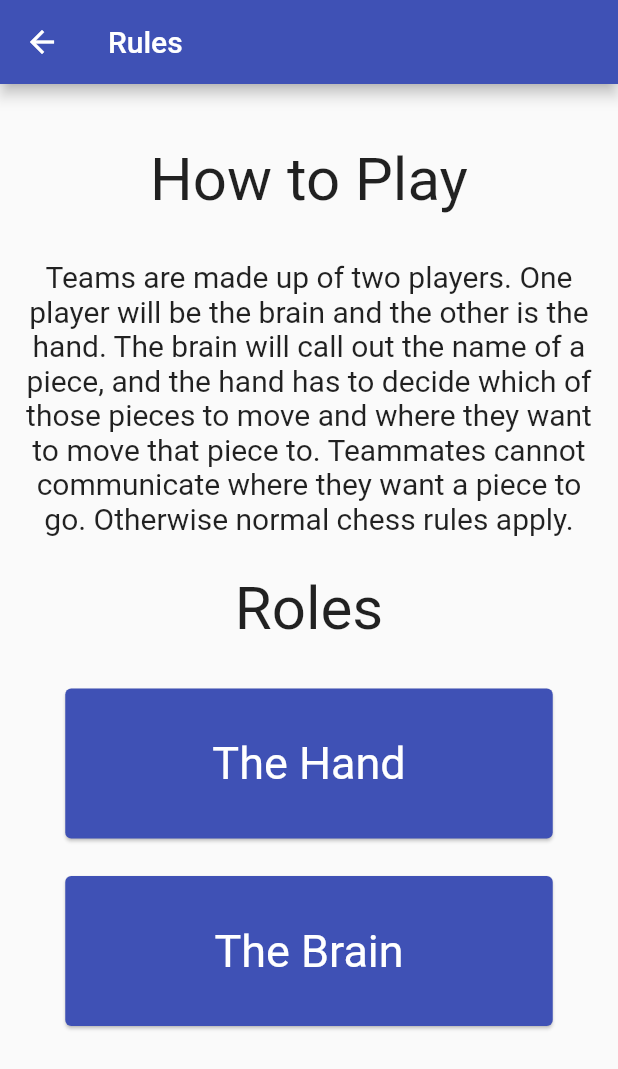
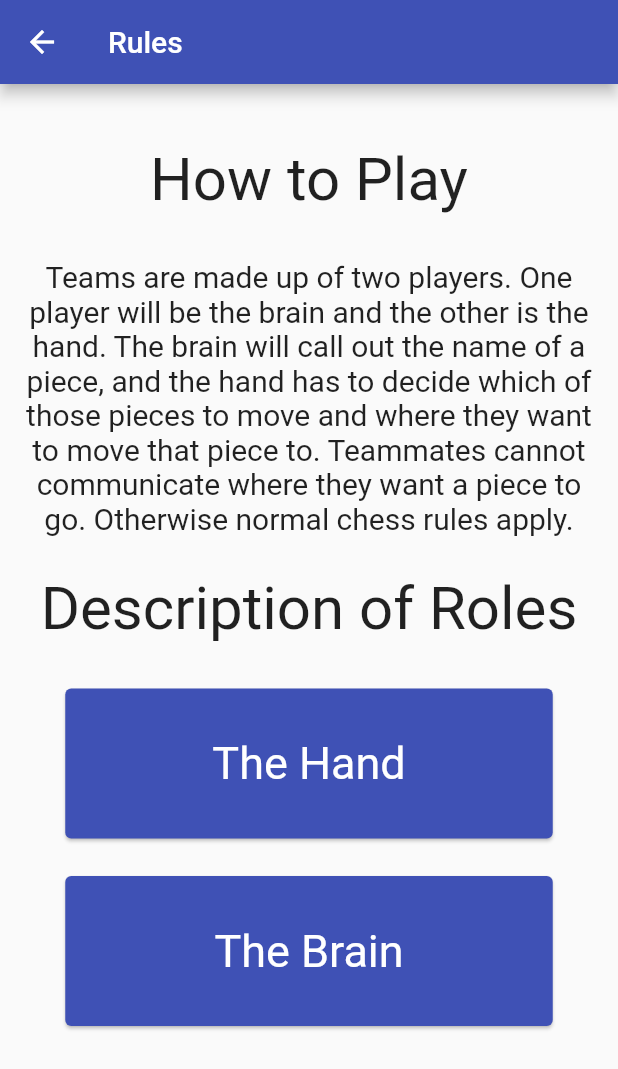
Before and after one commit to jonathandieu/hbchess-mobile, a Flutter app: the Rules screen opened by its route, on a phone screen of 412 x 824 dp. Shown: the top 1069 px of the screen. Run offline on Flutter 3.47's test engine with Material 2 defaults, Android fonts, the phone set to English and light mode, and no system bars; our stand-ins replace flutter_secure_storage, jwt_decoder; accounts and stored records are empty.

Commit message:
Updated text on rules page

```diff
--- a/lib/screens/rules.dart
+++ b/lib/screens/rules.dart
@@ -36,7 +36,7 @@ class _RulesState extends State<Rules> {
                   ),
                   const SizedBox(height: 25),
                   const Text(
-                    'Roles',
+                    'Description of Roles',
                     style: TextStyle(fontSize: 40),
                   ),
                   const SizedBox(height: 25),
```
